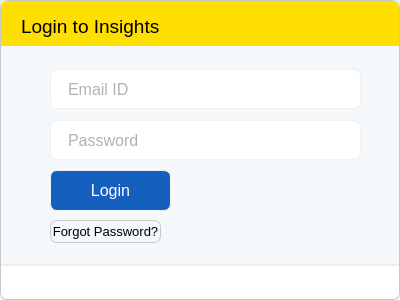
Qt form mylogindlg.ui (smartywebdev0119/gray_Tracker) before a commit.
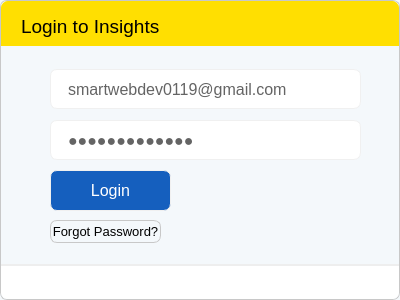
The same form after that commit. Icons and pictures are not drawn.

```diff
--- a/mylogindlg.ui
+++ b/mylogindlg.ui
@@ -62,7 +62,7 @@
 border-radius: 7px;</string>
    </property>
    <property name="text">
-    <string/>
+    <string>smartwebdev0119@gmail.com</string>
    </property>
    <property name="placeholderText">
     <string>Email ID</string>
@@ -246,6 +246,9 @@
 padding: 5px 15px;
 border-radius: 7px;</string>
    </property>
+   <property name="text">
+    <string>pRose20000119</string>
+   </property>
    <property name="echoMode">
     <enum>QLineEdit::Password</enum>
    </property>
```
